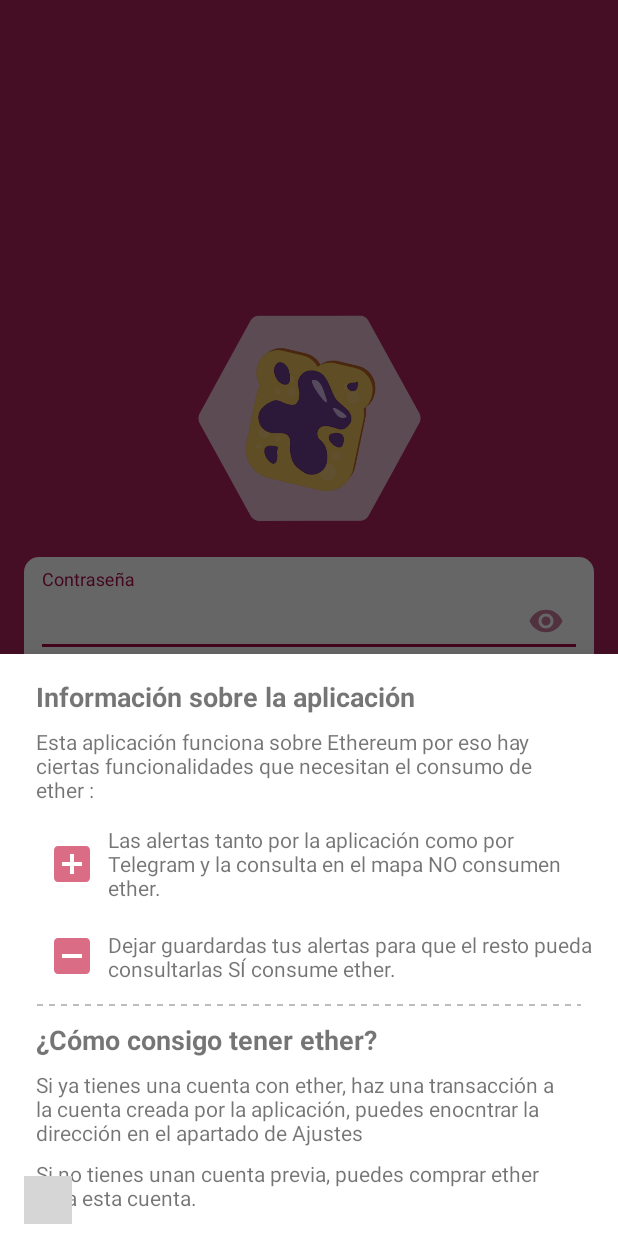
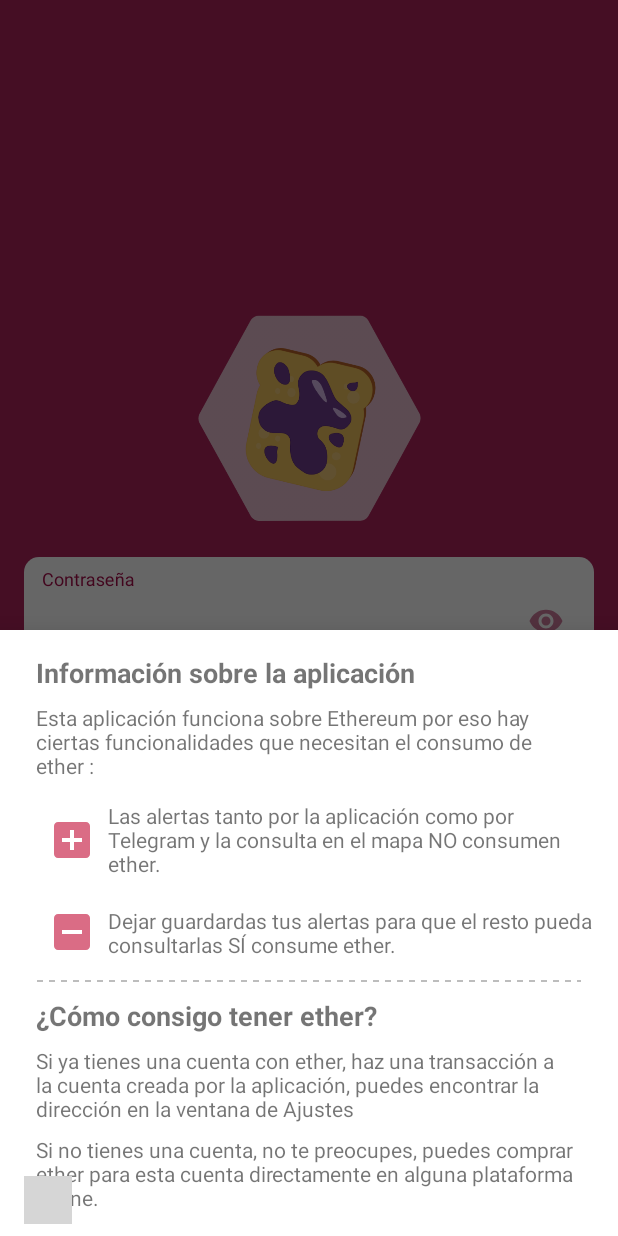
Before and after one commit to pa7ri/SpreadApp, an Android app: the screen it shows after launch (SignInActivity), after a tap on "Esta aplicación usa Ethereum", on a phone screen of 412 x 824 dp. Run offline under Robolectric (Android 15) with nearby library versions, the phone set to English and light mode, and no system bars; libraries missing offline, so code that uses them is left out: org.web3j.protocol, rx.android.schedulers, rx.schedulers; plain views replace MKLoader; 2 other taps on this screen came first; grey boxes are pictures that could not be loaded.

```diff
--- a/app/src/main/java/com/ucm/informatica/spread/Activities/MainTabActivity.java
+++ b/app/src/main/java/com/ucm/informatica/spread/Activities/MainTabActivity.java
@@ -354,8 +354,8 @@ public class MainTabActivity extends AppCompatActivity implements MainTabView{
 
         for(int i=0; i< NUMBER_TABS; i++){
             Fragment fragment = mainPresenter.getFragment(i);
-            if(!((Fragment) fragment).isAdded()) {
-                fragmentAdapter.addFragment(mainPresenter.getFragment(i));
+            if(!fragment.isAdded()) {
+                fragmentAdapter.addFragment(fragment);
             }
         }
         fragmentViewPager.setAdapter(fragmentAdapter);
--- a/app/src/main/java/com/ucm/informatica/spread/Activities/SignInActivity.java
+++ b/app/src/main/java/com/ucm/informatica/spread/Activities/SignInActivity.java
@@ -5,6 +5,7 @@ import android.content.Intent;
 import android.content.SharedPreferences;
 import android.os.Bundle;
 import android.support.design.widget.BottomSheetDialog;
+import android.support.design.widget.TextInputLayout;
 import android.support.v7.app.AppCompatActivity;
 import android.text.Editable;
 import android.text.TextWatcher;
@@ -29,10 +30,12 @@ public class SignInActivity extends AppCompatActivity implements SignInView {
 
     private EditText passwordEditText;
     private TextView passwordErrorText;
+    private Button continueButton;
     private Button signInButton;
     private RelativeLayout loadingLayout;
     private RelativeLayout ethereumInfoLayout;
 
+    private TextInputLayout passwordLayout;
     private SharedPreferences sharedPreferences;
 
     private SignInPresenter signInPresenter;
@@ -50,9 +53,11 @@ public class SignInActivity extends AppCompatActivity implements SignInView {
 
     @Override
     public void initView(){
+        passwordLayout = findViewById(R.id.textInputLayout);
         passwordEditText = findViewById(R.id.password);
         passwordErrorText = findViewById(R.id.passwordErrorText);
-        signInButton = findViewById(R.id.email_sign_in_button);
+        continueButton = findViewById(R.id.continueButton);
+        signInButton = findViewById(R.id.signInbutton);
         loadingLayout = findViewById(R.id.loadingAnimationLayout);
         ethereumInfoLayout = findViewById(R.id.ethereumInfoLayout);
     }
@@ -73,12 +78,17 @@ public class SignInActivity extends AppCompatActivity implements SignInView {
         });
         passwordEditText.setOnEditorActionListener((textView, id, keyEvent) -> {
             if (id == EditorInfo.IME_ACTION_DONE || id == EditorInfo.IME_NULL) {
-                signInPresenter.onSignInPressed(passwordEditText.getText().toString());
+                signInPresenter.onContinuePressed(passwordEditText.getText().toString());
                 return true;
             }
             return false;
         });
-        signInButton.setOnClickListener(view -> signInPresenter.onSignInPressed(passwordEditText.getText().toString()));
+        signInButton.setOnClickListener(v -> {
+            signInButton.setVisibility(View.GONE);
+            continueButton.setVisibility(View.VISIBLE);
+            passwordLayout.setVisibility(View.VISIBLE);
+        });
+        continueButton.setOnClickListener(view -> signInPresenter.onContinuePressed(passwordEditText.getText().toString()));
         ethereumInfoLayout.setOnClickListener(v -> {
             BottomSheetDialog dialogBuilder = new BottomSheetDialog(this);
             LayoutInflater inflater = getLayoutInflater();
@@ -97,6 +107,7 @@ public class SignInActivity extends AppCompatActivity implements SignInView {
 
     @Override
     public void showLoading() {
+        continueButton.setVisibility(View.GONE);
         loadingLayout.setVisibility(View.VISIBLE);
     }
 
--- a/app/src/main/java/com/ucm/informatica/spread/Presenter/HistoricalFragmentPresenter.java
+++ b/app/src/main/java/com/ucm/informatica/spread/Presenter/HistoricalFragmentPresenter.java
@@ -41,13 +41,15 @@ public class HistoricalFragmentPresenter {
         List<Alert> alertList = new ArrayList<>();
         List<Poster> posterList = new ArrayList<>();
         for (Alert alert : historicalAlertList) {
-            if(alert.getLatitude()>cameraBounds.first.first && alert.getLatitude()<cameraBounds.first.second
+            if( alert.getLatitude() != null && alert.getLongitude() != null &&
+                    alert.getLatitude()>cameraBounds.first.first && alert.getLatitude()<cameraBounds.first.second
                     && alert.getLongitude()>cameraBounds.second.first && alert.getLongitude()<cameraBounds.second.second) {
                 alertList.add(alert);
             }
         }
         for (Poster poster : historicalPosterList) {
-            if(poster.getLatitude()>cameraBounds.first.first && poster.getLatitude()<cameraBounds.first.second
+            if(poster.getLatitude() != null && poster.getLongitude() != null &&
+                    poster.getLatitude()>cameraBounds.first.first && poster.getLatitude()<cameraBounds.first.second
                     && poster.getLongitude()>cameraBounds.second.first && poster.getLongitude()<cameraBounds.second.second) {
                 posterList.add(poster);
             }
--- a/app/src/main/java/com/ucm/informatica/spread/Presenter/HomeFragmentPresenter.java
+++ b/app/src/main/java/com/ucm/informatica/spread/Presenter/HomeFragmentPresenter.java
@@ -148,6 +148,7 @@ public class HomeFragmentPresenter {
                     .subscribe(new Subscriber<JSONObject>() {
                         @Override
                         public void onCompleted() {
+                            Log.e("SEND TELEGRAM MESSAGE", "SUCCESS");
                         }
 
                         @Override
--- a/app/src/main/java/com/ucm/informatica/spread/Presenter/MapFragmentPresenter.java
+++ b/app/src/main/java/com/ucm/informatica/spread/Presenter/MapFragmentPresenter.java
@@ -60,18 +60,22 @@ public class MapFragmentPresenter {
         List<Poster> historicalPosterList = mapFragmentView.getPosters();
 
         for (Alert alert:historicalAlertList) {
+            if(alert.getLatitude()!=null && alert.getLongitude()!=null) {
                 mapFragmentView.showNewMarkerIntoMap(
                         alert.getLatitude(),
                         alert.getLongitude(),
                         alert.getTitle(),
                         alert.getDescription(), true);
             }
+        }
         for (Poster poster:historicalPosterList) {
+            if(poster.getLatitude()!=null && poster.getLongitude()!=null) {
                 mapFragmentView.showNewMarkerIntoMap(
                         poster.getLatitude(),
                         poster.getLongitude(),
                         poster.getTitle(),
                         poster.getDescription(), false);
+            }
         }
     }
 
--- a/app/src/main/java/com/ucm/informatica/spread/Presenter/SignInPresenter.java
+++ b/app/src/main/java/com/ucm/informatica/spread/Presenter/SignInPresenter.java
@@ -34,7 +34,7 @@ public class SignInPresenter {
         }
     }
 
-    public void onSignInPressed(String password) {
+    public void onContinuePressed(String password) {
         if (password.isEmpty() || password.length() < 8 || password.length() > 20) {
             signInView.showPasswordError();
         } else {
--- a/app/src/main/java/com/ucm/informatica/spread/Utils/CustomLocationListener.java
+++ b/app/src/main/java/com/ucm/informatica/spread/Utils/CustomLocationListener.java
@@ -27,8 +27,8 @@ public class CustomLocationListener implements LocationListener {
         //Colegio : 40.449010, -3.720407
         // FDI : 40.452687, -3.733738
         latestLocation = new Location("");
-        latestLocation.setLatitude(40.449010);
-        latestLocation.setLongitude(-3.720407);
+        latestLocation.setLatitude(40.452687);
+        latestLocation.setLongitude(-3.733738);
     }
 
     @Override
--- a/app/src/main/res/layout/activity_sig_in.xml
+++ b/app/src/main/res/layout/activity_sig_in.xml
@@ -33,6 +33,7 @@
         android:orientation="horizontal"
         android:textColorHint="@color/hintTextColor"
         android:layout_marginTop="@dimen/mediumMargin"
+        android:visibility="invisible"
         android:layout_marginHorizontal="@dimen/mediumMargin"
         android:paddingHorizontal="@dimen/smallMargin"
         android:paddingVertical="@dimen/smallMargin"
@@ -66,7 +67,7 @@
         </android.support.design.widget.TextInputLayout>
 
     <Button
-        android:id="@+id/email_sign_in_button"
+        android:id="@+id/signInbutton"
         android:layout_width="wrap_content"
         android:layout_height="wrap_content"
         android:background="@drawable/round_button_shape_dark"
@@ -76,6 +77,22 @@
         android:text="@string/button_sign_in"
         android:textColor="@color/backgroundColor"
         android:textStyle="bold"
+        app:layout_constraintEnd_toEndOf="parent"
+        app:layout_constraintStart_toStartOf="parent"
+        app:layout_constraintTop_toBottomOf="@+id/textInputLayout" />
+
+    <Button
+        android:id="@+id/continueButton"
+        android:layout_width="wrap_content"
+        android:layout_height="wrap_content"
+        android:background="@drawable/round_button_shape_dark"
+        android:backgroundTint="@color/backgroundColorLight"
+        android:paddingHorizontal="@dimen/mediumMargin"
+        android:layout_marginTop="@dimen/xmediumMargin"
+        android:text="@string/button_continue"
+        android:textColor="@color/backgroundColor"
+        android:textStyle="bold"
+        android:visibility="gone"
         app:layout_constraintEnd_toEndOf="parent"
         app:layout_constraintStart_toStartOf="parent"
         app:layout_constraintTop_toBottomOf="@+id/textInputLayout" />
--- a/app/src/main/res/layout/dialog_watchword_info.xml
+++ b/app/src/main/res/layout/dialog_watchword_info.xml
@@ -21,7 +21,7 @@
     <RelativeLayout
         android:id="@+id/first_section_sub_1"
         android:layout_width="wrap_content"
-        android:layout_height="64dp"
+        android:layout_height="wrap_content"
         android:layout_marginTop="@dimen/smallMargin"
         app:layout_constraintStart_toStartOf="parent"
         app:layout_constraintTop_toBottomOf="@+id/first_section_title">
--- a/app/src/main/res/layout/fragment_map.xml
+++ b/app/src/main/res/layout/fragment_map.xml
@@ -9,12 +9,11 @@
 
     <com.mapbox.mapboxsdk.maps.MapView
         android:id="@+id/mapView"
-        android:layout_width="380dp"
+        android:layout_width="match_parent"
         android:layout_height="match_parent"
         mapbox:mapbox_cameraTargetLat="@dimen/madLat"
         mapbox:mapbox_cameraTargetLng="@dimen/madLong"
-        mapbox:mapbox_cameraZoom="11"
-        tools:layout_editor_absoluteX="4dp" />
+        mapbox:mapbox_cameraZoom="11" />
 
     <ImageView
         android:id="@+id/markerImage"
--- a/app/src/main/res/layout/fragment_profile.xml
+++ b/app/src/main/res/layout/fragment_profile.xml
@@ -378,7 +378,6 @@
             android:layout_width="@dimen/smallIcon"
             android:layout_height="@dimen/smallIcon"
             android:layout_marginStart="@dimen/smallMargin"
-            android:layout_marginTop="@dimen/smallMargin"
             android:background="@drawable/ic_info"
             android:backgroundTint="@color/hintTextColor"
             app:layout_constraintStart_toEndOf="@+id/watchwordTitle"
--- a/app/src/main/res/values/strings.xml
+++ b/app/src/main/res/values/strings.xml
@@ -19,8 +19,8 @@
     <string name="login_info_first_section_description_1">Las alertas tanto por la aplicación como por Telegram y la consulta en el mapa NO consumen ether.</string>
     <string name="login_info_first_section_description_2">Dejar guardardas tus alertas para que el resto pueda consultarlas SÍ consume ether.</string>
     <string name="login_info_second_section_title">¿Cómo consigo tener ether?</string>
-    <string name="login_info_second_section_description_1">Si ya tienes una cuenta con ether, haz una transacción a la cuenta creada por la aplicación, puedes enocntrar la dirección en el apartado de Ajustes</string>
-    <string name="login_info_second_section_description_2">Si no tienes unan cuenta previa, puedes comprar ether para esta cuenta.</string>
+    <string name="login_info_second_section_description_1">Si ya tienes una cuenta con ether, haz una transacción a la cuenta creada por la aplicación, puedes encontrar la dirección en la ventana de Ajustes</string>
+    <string name="login_info_second_section_description_2">Si no tienes una cuenta, no te preocupes, puedes comprar ether para esta cuenta directamente en alguna plataforma online.</string>
 
 
     <!-- TABS TITLE -->
@@ -106,8 +106,9 @@
     <!-- ERROR -->
     <string name="error_invalid_password">Debe tener entre 8 y 20 caracteres</string>
     <string name="error_invalid_chat_id">Debe ser un identificador válido</string>
-    <string name="settings_radius_info">Ten en cuenta que <b> Nadie </b> no avisa a desconocidos, pero sí a tus contactos predefinidos.</string>
+    <string name="settings_radius_info"> <b> Nadie </b> no avisa a desconocidos, pero sí a tus contactos.</string>
     <string name="profile_info_title">¿Qué es el santo y seña?</string>
-    <string name="profile_info_description">Santo y seña es una forma de identificar a la persona que ha solicitado tu ayuda y aparecerá en las notificaciones, de modo que si sospechas que es una persona, te acercas y le dices el  santo y si te responde con la seña, MATCH!</string>
+    <string name="profile_info_description">Santo y seña es una forma de identificar a la persona que ha solicitado tu ayuda y aparecerá en las notificaciones, de modo que si sospechas que es una persona, te acercas, le dices el  santo y si te responde con la seña, MATCH!</string>
+    <string name="button_continue">Continuar</string>
 
 </resources>
```
Also changed, not shown: app/src/main/res/layout/fragment_settings.xml (+2 -6 lines). Lines whose indentation alone changed are shown as unchanged.
